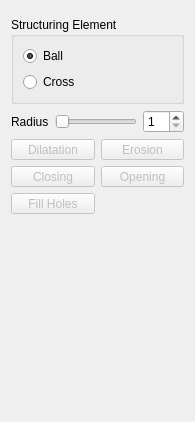
MITK/MITK, file Plugins/org.mitk.gui.qt.segmentation/src/internal/SegmentationUtilities/MorphologicalOperations/QmitkMorphologicalOperationsWidgetControls.ui: the form before one commit.
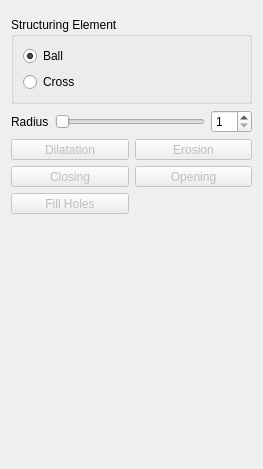
The form after the commit. Icons and pictures are not drawn. Custom widgets are drawn as their Qt base class.

The edit to the form file:
```diff
--- a/Plugins/org.mitk.gui.qt.segmentation/src/internal/SegmentationUtilities/MorphologicalOperations/QmitkMorphologicalOperationsWidgetControls.ui
+++ b/Plugins/org.mitk.gui.qt.segmentation/src/internal/SegmentationUtilities/MorphologicalOperations/QmitkMorphologicalOperationsWidgetControls.ui
@@ -6,8 +6,8 @@
    <rect>
     <x>0</x>
     <y>0</y>
-    <width>195</width>
-    <height>422</height>
+    <width>263</width>
+    <height>469</height>
    </rect>
   </property>
   <property name="windowTitle">
@@ -97,8 +97,14 @@
         <string>Dilatation</string>
        </property>
        <property name="icon">
-        <iconset resource="../../../../resources/utilities.qrc">
-         <normaloff>:/utilities/morphDilate.xpm</normaloff>:/utilities/morphDilate.xpm</iconset>
+        <iconset resource="../../../../resources/MorphologicalOperationsWidget.qrc">
+         <normaloff>:/SegmentationUtilities/MorphologicalOperations/Dilate_48x48.png</normaloff>:/SegmentationUtilities/MorphologicalOperations/Dilate_48x48.png</iconset>
+       </property>
+       <property name="iconSize">
+        <size>
+         <width>24</width>
+         <height>24</height>
+        </size>
        </property>
        <property name="toolButtonStyle">
         <enum>Qt::ToolButtonTextUnderIcon</enum>
@@ -120,8 +126,14 @@
         <string>Erosion</string>
        </property>
        <property name="icon">
-        <iconset resource="../../../../resources/utilities.qrc">
-         <normaloff>:/utilities/morphErode.xpm</normaloff>:/utilities/morphErode.xpm</iconset>
+        <iconset resource="../../../../resources/MorphologicalOperationsWidget.qrc">
+         <normaloff>:/SegmentationUtilities/MorphologicalOperations/Erode_48x48.png</normaloff>:/SegmentationUtilities/MorphologicalOperations/Erode_48x48.png</iconset>
+       </property>
+       <property name="iconSize">
+        <size>
+         <width>24</width>
+         <height>24</height>
+        </size>
        </property>
        <property name="toolButtonStyle">
         <enum>Qt::ToolButtonTextUnderIcon</enum>
@@ -143,8 +155,14 @@
         <string>Closing</string>
        </property>
        <property name="icon">
-        <iconset resource="../../../../resources/utilities.qrc">
-         <normaloff>:/utilities/morphClosing.xpm</normaloff>:/utilities/morphClosing.xpm</iconset>
+        <iconset resource="../../../../resources/MorphologicalOperationsWidget.qrc">
+         <normaloff>:/SegmentationUtilities/MorphologicalOperations/Closing_48x48.png</normaloff>:/SegmentationUtilities/MorphologicalOperations/Closing_48x48.png</iconset>
+       </property>
+       <property name="iconSize">
+        <size>
+         <width>24</width>
+         <height>24</height>
+        </size>
        </property>
        <property name="toolButtonStyle">
         <enum>Qt::ToolButtonTextUnderIcon</enum>
@@ -166,8 +184,14 @@
         <string>Opening</string>
        </property>
        <property name="icon">
-        <iconset resource="../../../../resources/utilities.qrc">
-         <normaloff>:/utilities/morphOpening.xpm</normaloff>:/utilities/morphOpening.xpm</iconset>
+        <iconset resource="../../../../resources/MorphologicalOperationsWidget.qrc">
+         <normaloff>:/SegmentationUtilities/MorphologicalOperations/Opening_48x48.png</normaloff>:/SegmentationUtilities/MorphologicalOperations/Opening_48x48.png</iconset>
+       </property>
+       <property name="iconSize">
+        <size>
+         <width>24</width>
+         <height>24</height>
+        </size>
        </property>
        <property name="toolButtonStyle">
         <enum>Qt::ToolButtonTextUnderIcon</enum>
@@ -192,8 +216,14 @@
         <string>Fill Holes</string>
        </property>
        <property name="icon">
-        <iconset resource="../../../../resources/utilities.qrc">
-         <normaloff>:/utilities/morphFillholes.xpm</normaloff>:/utilities/morphFillholes.xpm</iconset>
+        <iconset resource="../../../../resources/MorphologicalOperationsWidget.qrc">
+         <normaloff>:/SegmentationUtilities/MorphologicalOperations/FillHoles_48x48.png</normaloff>:/SegmentationUtilities/MorphologicalOperations/FillHoles_48x48.png</iconset>
+       </property>
+       <property name="iconSize">
+        <size>
+         <width>24</width>
+         <height>24</height>
+        </size>
        </property>
        <property name="toolButtonStyle">
         <enum>Qt::ToolButtonTextUnderIcon</enum>
```
Left out of the diff: 2 changed lines with no effect on the pictures.
